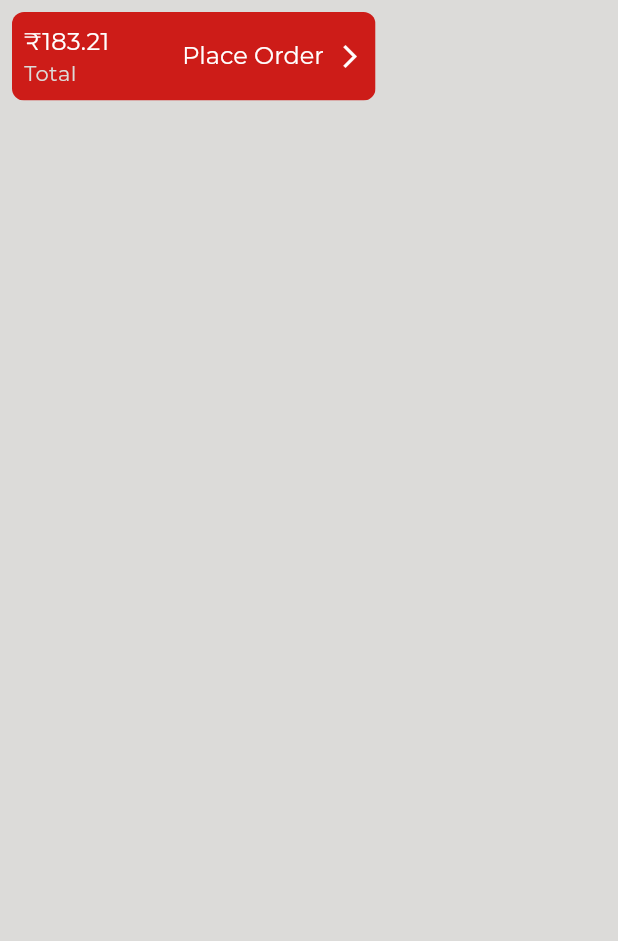
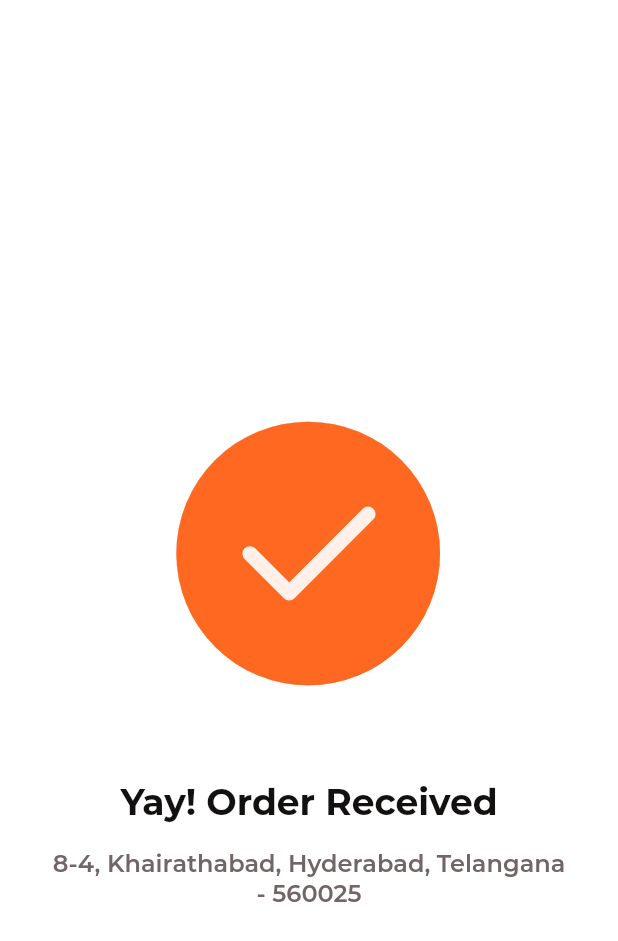
Before and after one commit to tulasireddytulasi/SpicyPickles, a Flutter app: the PlaceOrderButton widget shown alone on an empty page, opened directly, after a tap on "₹183.21", on a phone screen of 412 x 824 dp. Shown: the top 941 px of the screen. Run offline on Flutter 3.47's test engine with Material 3 defaults, Android fonts, the phone set to English and light mode, and no system bars; our stand-ins replace flutter_svg, infinite_scroll_pagination, lottie.

Commit message:
Implemented Success Screen and Lottie animation

```diff
--- a/lib/core/utils/app_assets.dart
+++ b/lib/core/utils/app_assets.dart
@@ -2,6 +2,9 @@ import 'package:flutter/material.dart';
 
 class AppAssets {
   AppAssets._();
+
+  // Lottie Anim
+  static const String kSuccessTickAnim = "assets/lottie/success_tick.json";
 
   static const String kHomeIcon = "assets/icons/home_icon.svg";
   static const String kLocationIcon = "assets/icons/location_icon.svg";
--- a/lib/presentation/cart/widgets/place_order_button_widget.dart
+++ b/lib/presentation/cart/widgets/place_order_button_widget.dart
@@ -1,5 +1,6 @@
 import 'package:flutter/material.dart';
 import 'package:spicypickles/core/utils/app_colors.dart';
+import 'package:spicypickles/presentation/success/success_screen.dart';
 
 class PlaceOrderButton extends StatefulWidget {
   const PlaceOrderButton({super.key});
@@ -17,7 +18,14 @@ class _PlaceOrderButtonState extends State<PlaceOrderButton> {
       child: SizedBox(
         width: screenWidth / 1.7,
         child: InkWell(
-          onTap: () {},
+          onTap: () {
+            Navigator.push(
+              context,
+              MaterialPageRoute(
+                builder: (context) => const SuccessScreen(),
+              ),
+            );
+          },
           focusColor: AppColors.white,
           highlightColor: AppColors.blue,
           hoverColor: AppColors.skyBlue,
--- /dev/null
+++ b/lib/presentation/success/success_screen.dart
@@ -0,0 +1,69 @@
+import 'package:flutter/material.dart';
+import 'package:lottie/lottie.dart';
+import 'package:spicypickles/core/utils/app_assets.dart';
+import 'package:spicypickles/core/utils/app_colors.dart';
+import 'package:spicypickles/core/utils/app_extensions.dart';
+import 'package:spicypickles/presentation/home/home.dart';
+
+class SuccessScreen extends StatefulWidget {
+  const SuccessScreen({super.key});
+
+  @override
+  State<SuccessScreen> createState() => _SuccessScreenState();
+}
+
+class _SuccessScreenState extends State<SuccessScreen> {
+  @override
+  void initState() {
+    super.initState();
+    moveToOrders();
+  }
+
+  moveToOrders() async {
+    await Future.delayed(const Duration(seconds: 4));
+    Navigator.pushAndRemoveUntil(
+      context,
+      MaterialPageRoute(builder: (context) => const HomeScreen()),
+      (route) => false,
+    );
+  }
+
+  @override
+  Widget build(BuildContext context) {
+    return Scaffold(
+      backgroundColor: AppColors.white,
+      body: Center(
+        child: Column(
+          mainAxisSize: MainAxisSize.min,
+          mainAxisAlignment: MainAxisAlignment.center,
+          children: [
+            Lottie.asset(
+              AppAssets.kSuccessTickAnim,
+              repeat: false,
+              height: 300,
+              width: 300,
+              animate: true,
+            ),
+            Text(
+              "Yay! Order Received",
+              textAlign: TextAlign.center,
+              style: context.textStyle?.headlineLarge?.copyWith(fontSize: 24, color: AppColors.black),
+            ),
+            const SizedBox(height: 16),
+            Padding(
+              padding: const EdgeInsets.symmetric(horizontal: 30),
+              child: Text(
+                "8-4, Khairathabad, Hyderabad, Telangana - 560025",
+                maxLines: 2,
+                softWrap: true,
+                textAlign: TextAlign.center,
+                overflow: TextOverflow.ellipsis,
+                style: context.textStyle?.titleLarge, //?.copyWith(fontSize: 16, color: AppColors.black),
+              ),
+            ),
+          ],
+        ),
+      ),
+    );
+  }
+}
--- a/pubspec.yaml
+++ b/pubspec.yaml
@@ -16,6 +16,7 @@ dependencies:
   cupertino_icons: ^1.0.6
   flutter_svg: ^2.0.15
   infinite_scroll_pagination: ^4.1.0
+  lottie: ^3.1.3
 
 dev_dependencies:
   flutter_test:
```
Also changed, not shown: assets/lottie/success_tick.json (added, +1 -0 lines), pubspec.lock.
